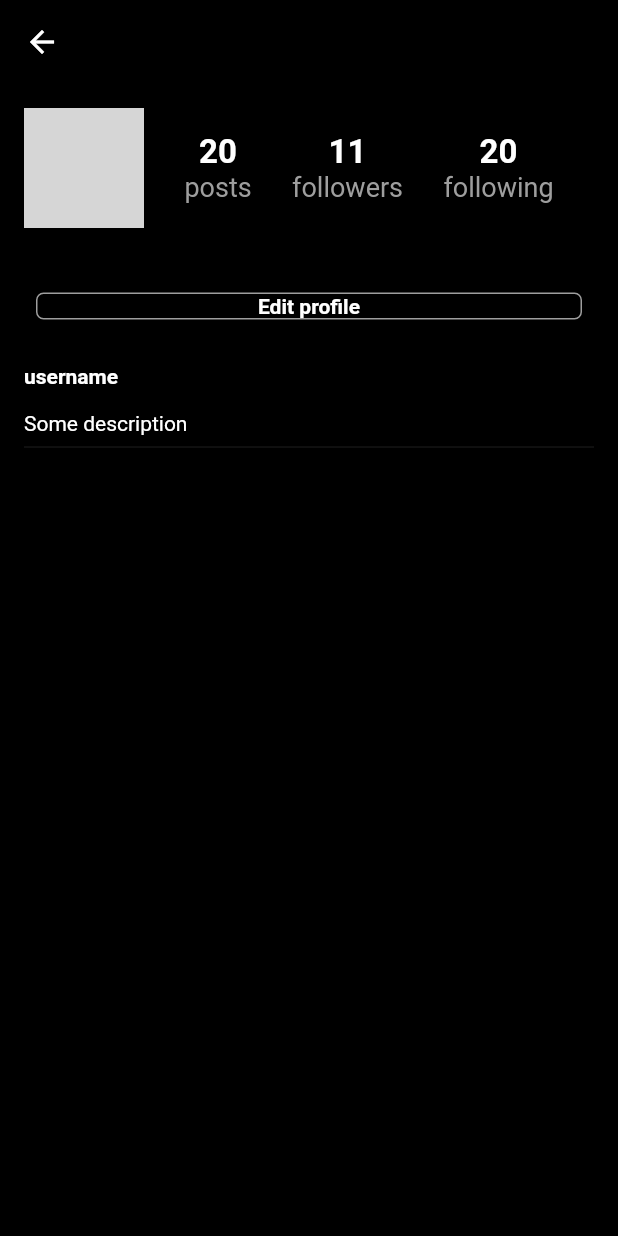
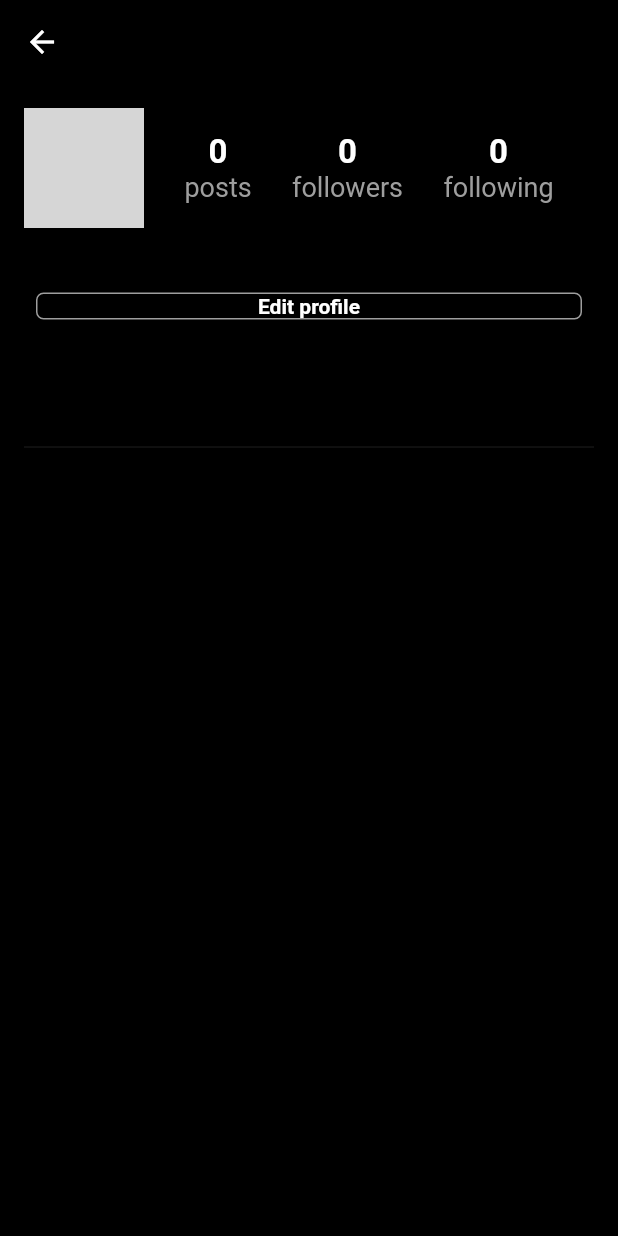
Before and after one commit to 282-the-traveler/instagram_flutter, a Flutter app: the ProfileScreen screen opened directly, on a phone screen of 412 x 824 dp. Run offline on Flutter 3.47's test engine with Material 2 defaults, Android fonts, the phone set to English and light mode, and no system bars; our stand-ins replace cloud_firestore, firebase_auth, firebase_core, firebase_storage, flutter_svg, image_picker; missing offline and left inert: dart:js; accounts and stored records are empty; network calls fail; statements that could not run were skipped; grey boxes are pictures that could not be loaded.

Commit message:
set data for profile screen

```diff
--- a/lib/screens/profile_screen.dart
+++ b/lib/screens/profile_screen.dart
@@ -1,4 +1,5 @@
 import 'package:cloud_firestore/cloud_firestore.dart';
+import 'package:firebase_auth/firebase_auth.dart';
 import 'package:flutter/material.dart';
 import 'package:instagram_flutter/utils/colors.dart';
 import 'package:instagram_flutter/utils/utils.dart';
@@ -18,6 +19,9 @@ class ProfileScreen extends StatefulWidget {
 
 class _ProfileScreenState extends State<ProfileScreen> {
   var userData = {};
+  var postLen = 0;
+  bool isFollowing = false;
+
   @override
   void initState() {
     // TODO: implement initState
@@ -27,21 +31,37 @@ class _ProfileScreenState extends State<ProfileScreen> {
 
   getData() async {
     try {
-      var snap = await FirebaseFirestore.instance.collection('users').doc(widget.uid).get();
-      userData = snap.data()!;
-      setState(() {
-
-      });
+      var userSnap = await FirebaseFirestore.instance
+          .collection('users')
+          .doc(widget.uid)
+          .get();
+      // get post length
+      var postSnap = await FirebaseFirestore.instance
+          .collection('posts')
+          .where(
+        'uid',
+        isEqualTo: FirebaseAuth.instance.currentUser!.uid,
+      )
+          .get();
+      userData = userSnap.data()!;
+      postLen = postSnap.docs.length;
+      isFollowing = userSnap.data()!['followers'].contains(
+        FirebaseAuth.instance.currentUser!.uid,
+      );
+      setState(() {});
     } catch (e) {
       showSnackBar(e.toString(), context);
     }
   }
+
   @override
   Widget build(BuildContext context) {
     return Scaffold(
       appBar: AppBar(
         backgroundColor: mobileBackgroundColor,
-        title: Text(userData['username']),
+        title: Text(
+          userData['username'],
+        ),
         centerTitle: false,
       ),
       body: ListView(
@@ -54,7 +74,9 @@ class _ProfileScreenState extends State<ProfileScreen> {
                   children: [
                     CircleAvatar(
                       backgroundColor: Colors.grey,
-                      backgroundImage: NetworkImage(''),
+                      backgroundImage: NetworkImage(
+                        userData['photoUrl'],
+                      ),
                       radius: 40,
                     ),
                     Expanded(
@@ -62,28 +84,50 @@ class _ProfileScreenState extends State<ProfileScreen> {
                         mainAxisSize: MainAxisSize.max,
                         mainAxisAlignment: MainAxisAlignment.spaceEvenly,
                         children: [
-                          buildStatColumn(20, 'posts'),
-                          buildStatColumn(11, 'followers'),
-                          buildStatColumn(20, 'following'),
+                          buildStatColumn(
+                            postLen,
+                            'posts',
+                          ),
+                          buildStatColumn(
+                            userData['followers'].length,
+                            'followers',
+                          ),
+                          buildStatColumn(
+                            userData['following'].length,
+                            'following',
+                          ),
                         ],
                       ),
                     ),
                   ],
                 ),
-                FollowButton(
+                FirebaseAuth.instance.currentUser!.uid == widget.uid
+                    ? FollowButton(
                   function: () {},
                   backgroundColor: mobileBackgroundColor,
                   borderColor: Colors.grey,
                   text: 'Edit profile',
                   textColor: primaryColor,
+                ): isFollowing? FollowButton(
+                  function: () {},
+                  backgroundColor: mobileBackgroundColor,
+                  borderColor: Colors.grey,
+                  text: 'Unfollow',
+                  textColor: Colors.black,
+                ):FollowButton(
+                  function: () {},
+                  backgroundColor: mobileBackgroundColor,
+                  borderColor: Colors.blue,
+                  text: 'Follow',
+                  textColor: Colors.white,
                 ),
                 Container(
                   alignment: Alignment.centerLeft,
                   padding: const EdgeInsets.only(
                     top: 15,
                   ),
-                  child: const Text(
-                    'username',
+                  child: Text(
+                    userData['username'],
                     style: TextStyle(
                       fontWeight: FontWeight.bold,
                     ),
@@ -94,8 +138,8 @@ class _ProfileScreenState extends State<ProfileScreen> {
                   padding: const EdgeInsets.only(
                     top: 15,
                   ),
-                  child: const Text(
-                    'Some description',
+                  child: Text(
+                    userData['bio'],
                   ),
                 ),
                 const Divider()
```
